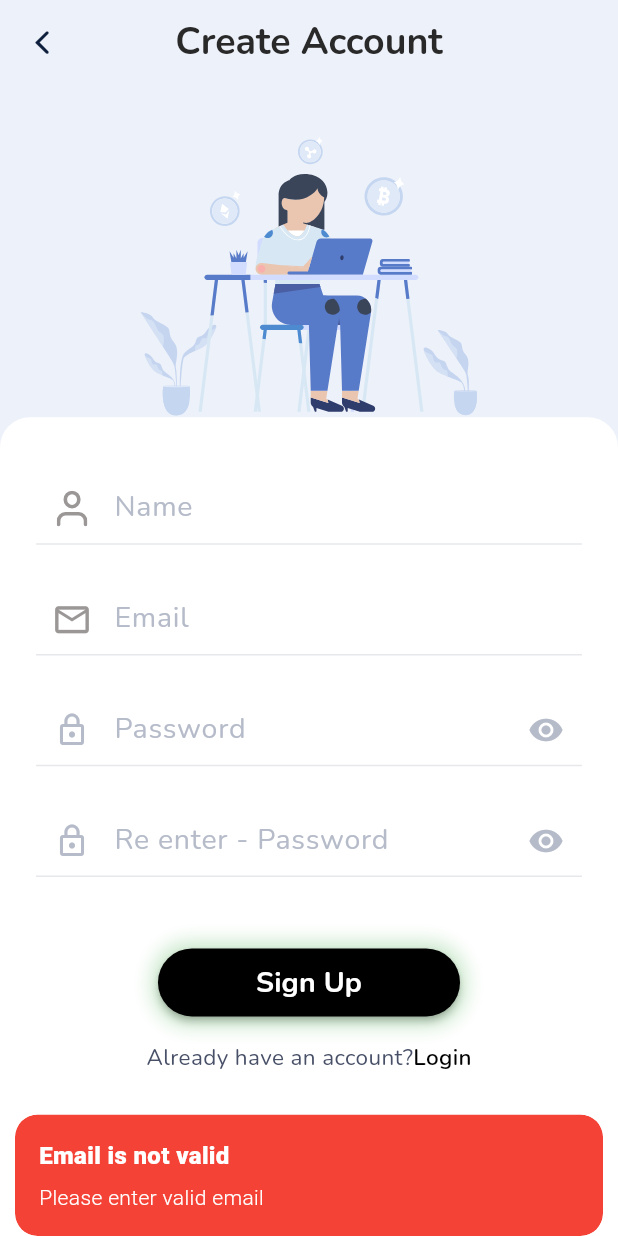
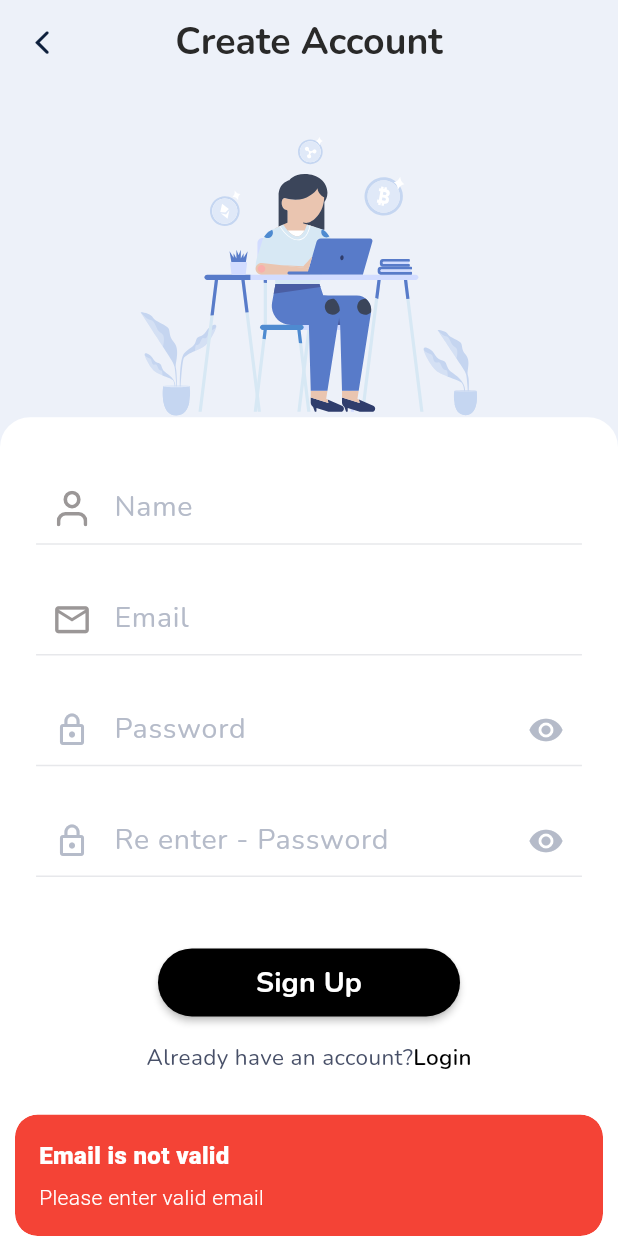
Before and after one commit to NeneWang/paper-merchant, a Flutter app: the SignUpScreen screen opened directly, after a tap on "Sign Up", on a phone screen of 412 x 824 dp. Run offline on Flutter 3.47's test engine with Material 3 defaults, Android fonts, the phone set to English and light mode, and no system bars; our stand-ins replace fl_chart, flutter_spinkit, flutter_svg, get, hive_flutter, percent_indicator and 1 more; missing offline and left inert: fuzzy; accounts and stored records are empty.

Commit message:
main | signp screen

```diff
--- a/lib/main.dart
+++ b/lib/main.dart
@@ -33,7 +33,7 @@ class MyApp extends StatelessWidget {
             foregroundColor: MaterialStateProperty.all<Color>(Colors.white),
           ),
         ),
-        textSelectionTheme: TextSelectionThemeData(
+        textSelectionTheme: const TextSelectionThemeData(
           cursorColor: white,
         ),
       ),
--- a/lib/screen/auth/signup/signup_screen.dart
+++ b/lib/screen/auth/signup/signup_screen.dart
@@ -28,19 +28,16 @@ class SignUpScreen extends StatelessWidget {
     final String password = passwordController.text;
     final String reEnterPassword = reEnterPasswordController.text;
 
-    print("Name: $name");
-    print("Email: $email");
-    print("Password: $password");
-    print("Re Enter Password: $reEnterPassword");
-
     if (!verifyEmail(email)) {
       showErrorSnackBar(
           title: "Email is not valid", message: "Please enter valid email");
+      return;
     }
 
     if (password != reEnterPassword) {
       showErrorSnackBar(
           title: "Password not match", message: "Please enter same password");
+      return;
     }
 
     final Database db = Database();
@@ -78,7 +75,7 @@ class SignUpScreen extends StatelessWidget {
         elevation: 0,
         backgroundColor: pageBackGroundC,
         centerTitle: true,
-        title: Text(
+        title: const Text(
           "Create Account",
           style: TextStyle(
             fontSize: 25,
@@ -88,7 +85,7 @@ class SignUpScreen extends StatelessWidget {
           ),
         ),
         leading: IconButton(
-          icon: Icon(
+          icon: const Icon(
             CupertinoIcons.back,
             color: black1,
           ),
@@ -115,7 +112,7 @@ class SignUpScreen extends StatelessWidget {
             child: Container(
               height: Get.height / 1.59,
               width: Get.width,
-              decoration: BoxDecoration(
+              decoration: const BoxDecoration(
                 color: white,
                 borderRadius: BorderRadius.only(
                   topLeft: Radius.circular(20),
@@ -146,7 +143,7 @@ class SignUpScreen extends StatelessWidget {
                       inputFieldCustom(
                         hint: "Email",
                         textController: emailController,
-                        iconWidget: Icon(
+                        iconWidget: const Icon(
                           Icons.email_outlined,
                           color: gray9B9797,
                           size: 27,
@@ -171,9 +168,6 @@ class SignUpScreen extends StatelessWidget {
                       signUpButton(
                         textLabel: "Sign Up",
                         onTapButton: () {
-                          // Get.to(
-                          //   CreatePinScreen(),
-                          // );
                           submit(context);
                         },
                       ),
@@ -198,7 +192,7 @@ class SignUpScreen extends StatelessWidget {
                               );
                               print("Sign Up");
                             },
-                            child: Text(
+                            child: const Text(
                               "Login",
                               style: TextStyle(
                                 fontSize: 15,
--- a/lib/utils/buttons_widget.dart
+++ b/lib/utils/buttons_widget.dart
@@ -108,7 +108,7 @@ resetButton({String? textLabel, onTapButton}) {
       ),
       child: Text(
         textLabel!,
-        style: TextStyle(
+        style: const TextStyle(
           color: white,
           fontSize: 19,
           fontFamily: "NunitoSemiBold",
@@ -120,21 +120,7 @@ resetButton({String? textLabel, onTapButton}) {
 }
 
 signUpButton({String? textLabel, onTapButton}) {
-  return Container(
-    decoration: BoxDecoration(
-      boxShadow: [
-        BoxShadow(
-          color: Colors.green.withOpacity(0.3),
-          spreadRadius: 4,
-          blurRadius: 10,
-          offset: Offset(0, 1),
-        )
-      ],
-      borderRadius: BorderRadius.all(
-        Radius.circular(25),
-      ),
-    ),
-    child: MaterialButton(
+  return MaterialButton(
     height: Get.height / 18.19,
     minWidth: Get.width / 2.046,
     onPressed: onTapButton,
@@ -147,12 +133,11 @@ signUpButton({String? textLabel, onTapButton}) {
     ),
     child: Text(
       textLabel!,
-        style: TextStyle(
+      style: const TextStyle(
         color: white,
         fontSize: 19,
         fontFamily: "NunitoBold",
         fontWeight: FontWeight.w600,
-        ),
       ),
     ),
   );
```
Also changed, not shown: lib/data/database.dart (+3 -9 lines), lib/screen/home/watchlist/watchlist_screen.dart (+6 -4 lines), 1 other file. Lines whose indentation alone changed are shown as unchanged.
